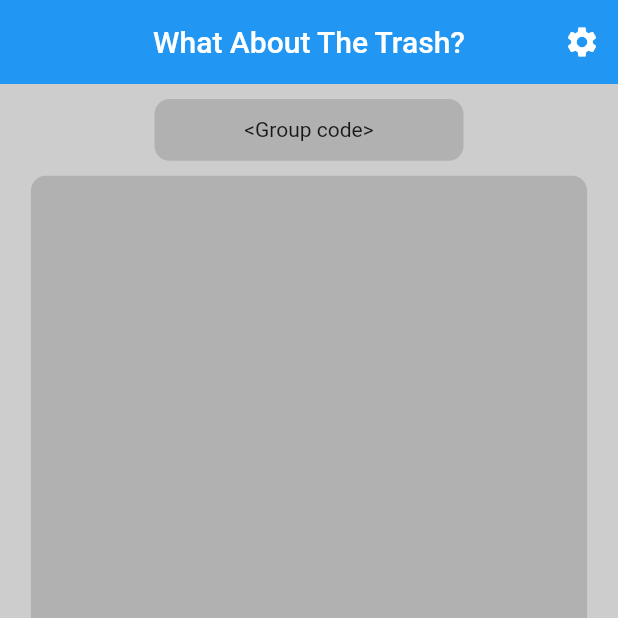
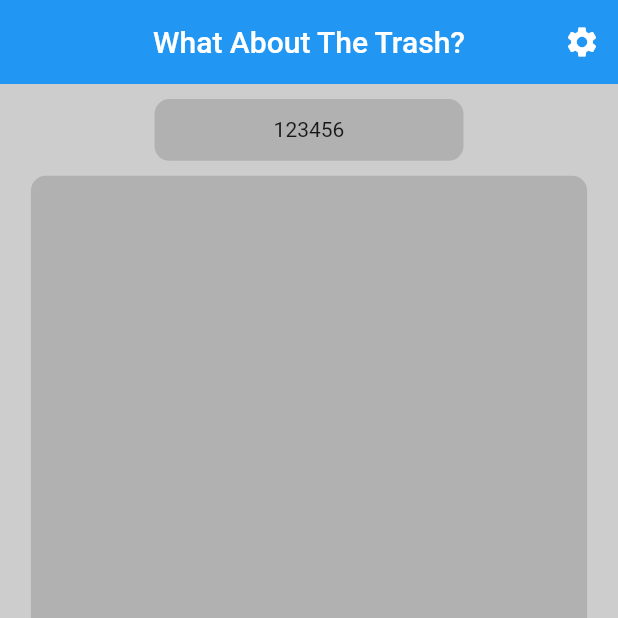
Before and after one commit to RonitPr/WhatAboutTheTrash, a Flutter app: the screen it shows after launch, on a phone screen of 412 x 824 dp, the top half of it. Run offline on Flutter 3.47's test engine with Material 2 defaults, Android fonts, the phone set to English and light mode, and no system bars.

Commit message:
refactor(client): adde widget for group code display

```diff
--- a/lib/Screens/MainScreen.dart
+++ b/lib/Screens/MainScreen.dart
@@ -1,5 +1,6 @@
 import 'package:flutter/material.dart';
 import 'package:mehz/Styles/styles.dart';
+import 'package:mehz/Widgets/GroupCode.dart';
 
 class MainScreen extends StatelessWidget {
   const MainScreen({Key? key}) : super(key: key);
@@ -20,20 +21,11 @@ class MainScreen extends StatelessWidget {
       ),
       body: Center(
         child: Container(
-          //The group's code
           child: Column(
             mainAxisAlignment: MainAxisAlignment.start,
             crossAxisAlignment: CrossAxisAlignment.center,
             children: [
-              Container(
-                width: MediaQuery.of(context).size.width * 0.5,
-                height: MediaQuery.of(context).size.height * 0.05,
-                margin: EdgeInsetsDirectional.only(top: 10, bottom: 10),
-                decoration: BoxDecoration(
-                    color: Color.fromARGB(255, 177, 177, 177),
-                    borderRadius: BorderRadius.all(Radius.circular(10))),
-                child: Center(child: Text("<Group code>")),
-              ),
+              GroupCode(code: "123456"),
               Container(
                 // Space where the group member seens the data about the current week.
                 width: MediaQuery.of(context).size.width * 0.9,
--- /dev/null
+++ b/lib/Widgets/GroupCode.dart
@@ -0,0 +1,22 @@
+import 'package:flutter/material.dart';
+
+/// The container for code this specific group has.
+/// Used to display to users in the group to share with ones who want to enter.
+class GroupCode extends StatelessWidget {
+  const GroupCode({Key? key, required this.code}) : super(key: key);
+
+  final String code;
+
+  @override
+  Widget build(BuildContext context) {
+    return Container(
+      width: MediaQuery.of(context).size.width * 0.5,
+      height: MediaQuery.of(context).size.height * 0.05,
+      margin: EdgeInsetsDirectional.only(top: 10, bottom: 10),
+      decoration: BoxDecoration(
+          color: Color.fromARGB(255, 177, 177, 177),
+          borderRadius: BorderRadius.all(Radius.circular(10))),
+      child: Center(child: Text(code)),
+    );
+  }
+}
```
